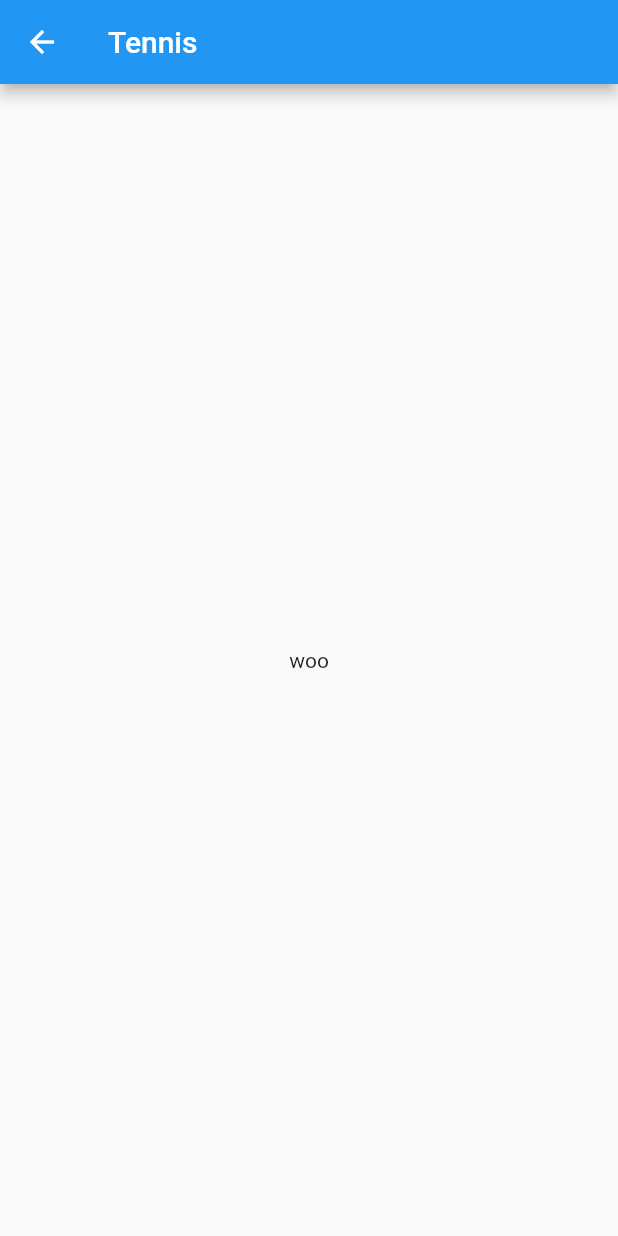
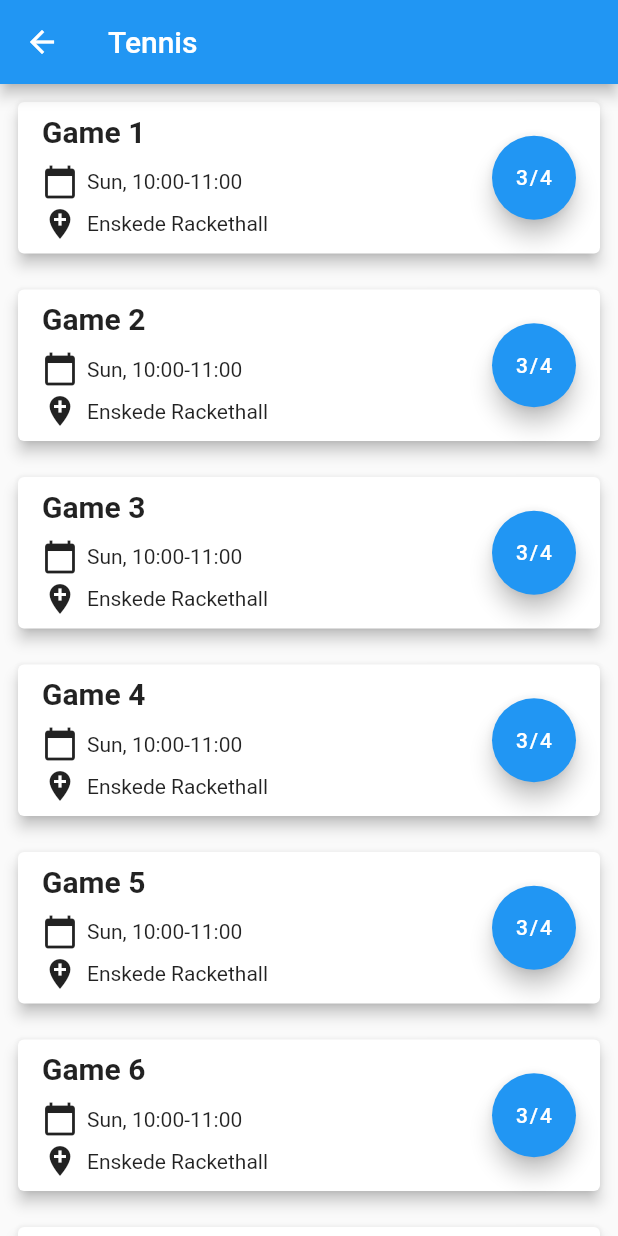
Before and after one commit to matchpoint-app/matchpointApp, a Flutter app: the Layout screen opened directly, after a tap on "Tennis", on a phone screen of 412 x 824 dp. Run offline on Flutter 3.47's test engine with Material 2 defaults, Android fonts, the phone set to English and light mode, and no system bars; our stand-ins replace firebase_auth; accounts and stored records are empty.

Commit message:
add games screen

```diff
--- /dev/null
+++ b/lib/screens/games/game-card.dart
@@ -0,0 +1,62 @@
+import 'package:flutter/material.dart';
+
+class GameCard extends StatelessWidget {
+  const GameCard(
+      {this.title, this.location, this.time, this.usersJoined, this.usersMax});
+
+  final String title;
+  final String location;
+  final String time;
+  final int usersJoined;
+  final int usersMax;
+
+  @override
+  Widget build(BuildContext ctx) {
+    return Card(
+      margin: EdgeInsets.all(12),
+      elevation: 4,
+      child: Padding(
+        padding: const EdgeInsets.symmetric(vertical: 8.0, horizontal: 16),
+        child: Row(
+          children: <Widget>[
+            Column(
+              crossAxisAlignment: CrossAxisAlignment.start,
+              mainAxisSize: MainAxisSize.min,
+              children: <Widget>[
+                Text(title,
+                    style:
+                        TextStyle(fontSize: 20, fontWeight: FontWeight.bold)),
+                Padding(
+                    padding: EdgeInsets.fromLTRB(0, 10, 0, 0),
+                    child: Row(children: [
+                      Padding(
+                          padding: EdgeInsets.fromLTRB(0, 0, 6, 0),
+                          child: Icon(Icons.calendar_today)),
+                      Text(
+                        time,
+                      )
+                    ])),
+                Padding(
+                    padding: EdgeInsets.fromLTRB(0, 4, 0, 0),
+                    child: Row(children: [
+                      Padding(
+                          padding: EdgeInsets.fromLTRB(0, 0, 6, 0),
+                          child: Icon(Icons.add_location)),
+                      Text(
+                        location,
+                      )
+                    ])),
+              ],
+            ),
+            Spacer(),
+            FloatingActionButton(
+              heroTag: title,
+              onPressed: () => {},
+              child: Text("$usersJoined/$usersMax"),
+            ),
+          ],
+        ),
+      ),
+    );
+  }
+}
--- /dev/null
+++ b/lib/screens/games/game-list.dart
@@ -0,0 +1,45 @@
+import 'package:flutter/material.dart';
+import 'package:matchpoint/screens/games/game-card.dart';
+import 'package:matchpoint/ui/layout.dart';
+
+class Game {
+  const Game(
+      {this.title, this.time, this.location, this.usersJoined, this.usersMax});
+  final String title;
+  final String time;
+  final String location;
+  final int usersJoined;
+  final int usersMax;
+}
+
+class GameList extends StatelessWidget {
+  GameList(this.pageTitle);
+
+  final String pageTitle;
+
+  final List<Game> list = new List<Game>.generate(
+      10,
+      (i) => new Game(
+          title: 'Game ${i + 1}',
+          location: 'Enskede Rackethall',
+          time: 'Sun, 10:00-11:00',
+          usersJoined: 3,
+          usersMax: 4));
+
+  @override
+  Widget build(BuildContext ctx) {
+    return Layout(
+        pageTitle: pageTitle,
+        includeBottomNav: false,
+        body: ListView(
+            children: list.map((game) {
+          return new GameCard(
+            title: game.title,
+            time: game.time,
+            location: game.location,
+            usersJoined: game.usersJoined,
+            usersMax: game.usersMax,
+          );
+        }).toList()));
+  }
+}
--- a/lib/screens/games/game.dart
+++ /dev/null
@@ -1,18 +0,0 @@
-import 'package:flutter/material.dart';
-import 'package:matchpoint/ui/layout.dart';
-
-class Game extends StatelessWidget {
-  const Game(this.pageTitle);
-
-  final String pageTitle;
-
-  @override
-  Widget build(BuildContext ctx) {
-    return Layout(
-        pageTitle: pageTitle,
-        includeBottomNav: false,
-        body: Center(
-          child: Text("woo"),
-        ));
-  }
-}
--- a/lib/screens/games/games.dart
+++ b/lib/screens/games/games.dart
@@ -1,24 +1,22 @@
 import 'package:flutter/material.dart';
-import 'package:matchpoint/screens/games/game.dart';
+import 'package:matchpoint/screens/games/game-list.dart';
 import 'package:matchpoint/screens/games/list-item.dart';
 
 class Games extends StatelessWidget {
-  final List items = ["Tennis", "Football", "Badminton", "Hockey"];
+  final List items = ["Tennis", "Football", "Badminton", "Hockey", "Running"];
 
   void onPress(String title, BuildContext ctx) {
     print("Pressed $title");
     Navigator.push(
-        ctx, new MaterialPageRoute(builder: (ctx) => new Game(title)));
+        ctx, new MaterialPageRoute(builder: (ctx) => new GameList(title)));
   }
 
-  List<Widget> getItems(BuildContext ctx) {
-    return items
-        .map((title) => ListItem(
-              title: title,
-              onPress: (title) => this.onPress(title, ctx),
-            ))
-        .toList();
-  }
+  List<Widget> getItems(BuildContext ctx) => items
+      .map((title) => ListItem(
+            title: title,
+            onPress: (title) => this.onPress(title, ctx),
+          ))
+      .toList();
 
   @override
   Widget build(BuildContext ctx) {
--- a/lib/screens/home/home.dart
+++ b/lib/screens/home/home.dart
@@ -5,6 +5,6 @@ import 'package:matchpoint/ui/layout.dart';
 class Home extends StatelessWidget {
   @override
   Widget build(BuildContext context) {
-    return Layout(pageTitle: 'Home', body: Games());
+    return Layout(pageTitle: 'Sports', body: Games());
   }
 }
--- a/lib/ui/layout.dart
+++ b/lib/ui/layout.dart
@@ -18,8 +18,11 @@ class Layout extends StatelessWidget {
         appBar: AppBar(
           title: Text(pageTitle),
         ),
-        bottomNavigationBar: includeBottomNav
-            ? BottomNavigationBar(
+        bottomNavigationBar: includeBottomNav ? buildBottomNavigation() : null,
+        body: body);
+  }
+
+  Widget buildBottomNavigation() => BottomNavigationBar(
         currentIndex: 0,
         items: [
           BottomNavigationBarItem(
@@ -35,8 +38,5 @@ class Layout extends StatelessWidget {
             icon: const Icon(Icons.settings),
           ),
         ],
-              )
-            : null,
-        body: body);
+      );
 }
-}
```
Lines whose indentation alone changed are shown as unchanged.
